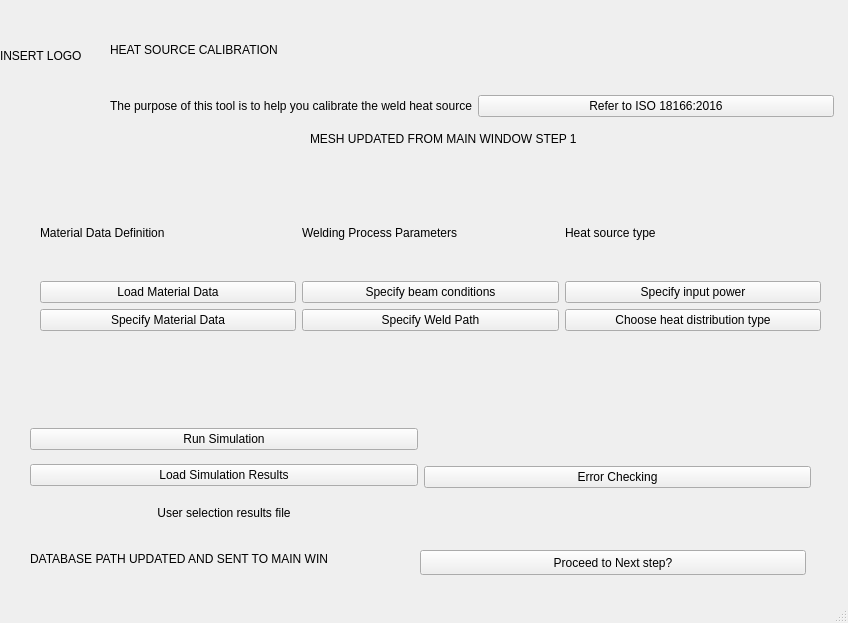
This is GUI/heatSourceCalibration.ui in j446edf/welding_workbench_mirror as Qt 5 draws it before an edit. The edited form follows.
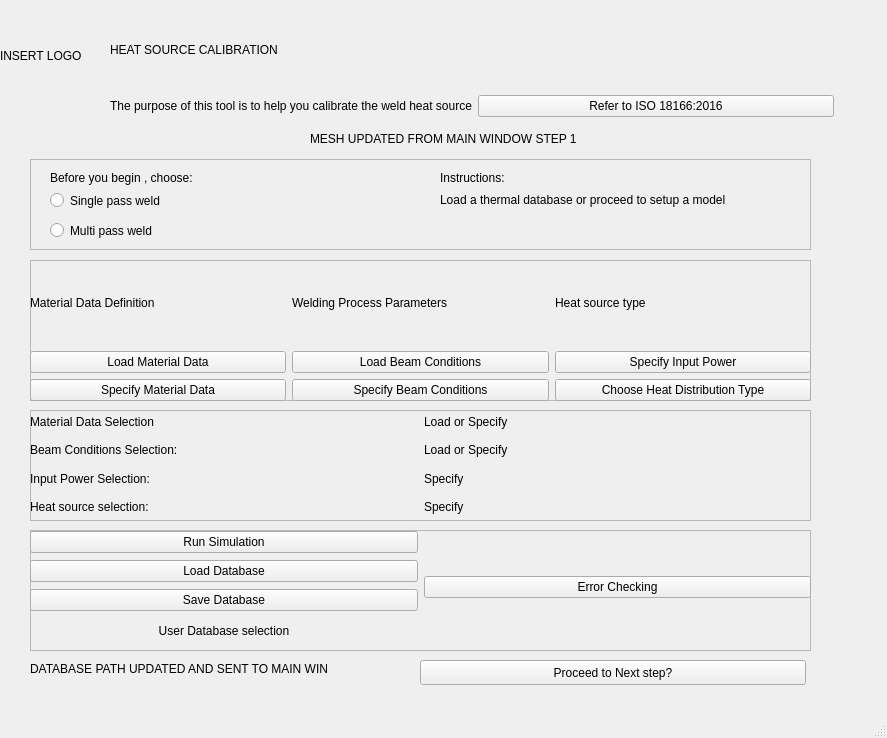
This is the edited form.

Commit message: [#12]: Added save feature for heat source calib results

The edit to the form file:
```diff
--- a/GUI/heatSourceCalibration.ui
+++ b/GUI/heatSourceCalibration.ui
@@ -6,8 +6,8 @@
    <rect>
     <x>0</x>
     <y>0</y>
-    <width>848</width>
-    <height>623</height>
+    <width>887</width>
+    <height>738</height>
    </rect>
   </property>
   <property name="windowTitle">
@@ -64,11 +64,65 @@
      <string>INSERT LOGO</string>
     </property>
    </widget>
+   <widget class="QPushButton" name="pushButton_11">
+    <property name="geometry">
+     <rect>
+      <x>420</x>
+      <y>660</y>
+      <width>386</width>
+      <height>25</height>
+     </rect>
+    </property>
+    <property name="text">
+     <string>Proceed to Next step?</string>
+    </property>
+   </widget>
+   <widget class="QLabel" name="label_8">
+    <property name="geometry">
+     <rect>
+      <x>30</x>
+      <y>660</y>
+      <width>371</width>
+      <height>17</height>
+     </rect>
+    </property>
+    <property name="text">
+     <string>DATABASE PATH UPDATED AND SENT TO MAIN WIN</string>
+    </property>
+   </widget>
+   <widget class="QLabel" name="label_7">
+    <property name="geometry">
+     <rect>
+      <x>310</x>
+      <y>130</y>
+      <width>371</width>
+      <height>17</height>
+     </rect>
+    </property>
+    <property name="text">
+     <string>MESH UPDATED FROM MAIN WINDOW STEP 1</string>
+    </property>
+   </widget>
+   <widget class="QFrame" name="frame">
+    <property name="geometry">
+     <rect>
+      <x>30</x>
+      <y>530</y>
+      <width>781</width>
+      <height>121</height>
+     </rect>
+    </property>
+    <property name="frameShape">
+     <enum>QFrame::StyledPanel</enum>
+    </property>
+    <property name="frameShadow">
+     <enum>QFrame::Raised</enum>
+    </property>
    <widget class="QWidget" name="horizontalLayoutWidget_2">
     <property name="geometry">
      <rect>
-      <x>30</x>
-      <y>420</y>
+       <x>0</x>
+       <y>0</y>
       <width>781</width>
       <height>115</height>
      </rect>
@@ -86,7 +140,14 @@
        <item>
         <widget class="QPushButton" name="pushButton_9">
          <property name="text">
-          <string>Load Simulation Results</string>
+           <string>Load Database</string>
+          </property>
+         </widget>
+        </item>
+        <item>
+         <widget class="QPushButton" name="pushButton_12">
+          <property name="text">
+           <string>Save Database</string>
          </property>
         </widget>
        </item>
@@ -99,7 +160,7 @@
           </size>
          </property>
          <property name="text">
-          <string>User selection results file</string>
+           <string>User Database selection</string>
          </property>
          <property name="alignment">
           <set>Qt::AlignCenter</set>
@@ -121,50 +182,154 @@
      </item>
     </layout>
    </widget>
-   <widget class="QPushButton" name="pushButton_11">
+   </widget>
+   <widget class="QFrame" name="frame_4">
     <property name="geometry">
      <rect>
-      <x>420</x>
-      <y>550</y>
-      <width>386</width>
-      <height>25</height>
+      <x>30</x>
+      <y>410</y>
+      <width>781</width>
+      <height>111</height>
      </rect>
     </property>
-    <property name="text">
-     <string>Proceed to Next step?</string>
+    <property name="frameShape">
+     <enum>QFrame::StyledPanel</enum>
     </property>
-   </widget>
-   <widget class="QLabel" name="label_8">
+    <property name="frameShadow">
+     <enum>QFrame::Raised</enum>
+    </property>
+    <widget class="QWidget" name="verticalLayoutWidget_3">
     <property name="geometry">
      <rect>
-      <x>30</x>
-      <y>550</y>
-      <width>371</width>
-      <height>17</height>
-     </rect>
-    </property>
+       <x>0</x>
+       <y>0</y>
+       <width>781</width>
+       <height>108</height>
+      </rect>
+     </property>
+     <layout class="QVBoxLayout" name="verticalLayout_8">
+      <item>
+       <layout class="QHBoxLayout" name="horizontalLayout_5">
+        <item>
+         <widget class="QLabel" name="label_12">
     <property name="text">
-     <string>DATABASE PATH UPDATED AND SENT TO MAIN WIN</string>
-    </property>
-   </widget>
-   <widget class="QLabel" name="label_7">
+           <string>Material Data Selection</string>
+          </property>
+         </widget>
+        </item>
+        <item>
+         <widget class="QLabel" name="label_16">
+          <property name="minimumSize">
+           <size>
+            <width>0</width>
+            <height>20</height>
+           </size>
+          </property>
+          <property name="text">
+           <string>Load or Specify</string>
+          </property>
+         </widget>
+        </item>
+       </layout>
+      </item>
+      <item>
+       <layout class="QHBoxLayout" name="horizontalLayout_6">
+        <item>
+         <widget class="QLabel" name="label_13">
+          <property name="minimumSize">
+           <size>
+            <width>0</width>
+            <height>20</height>
+           </size>
+          </property>
+          <property name="text">
+           <string>Beam Conditions Selection:</string>
+          </property>
+         </widget>
+        </item>
+        <item>
+         <widget class="QLabel" name="label_17">
+          <property name="text">
+           <string>Load or Specify</string>
+          </property>
+         </widget>
+        </item>
+       </layout>
+      </item>
+      <item>
+       <layout class="QHBoxLayout" name="horizontalLayout_7">
+        <item>
+         <widget class="QLabel" name="label_14">
+          <property name="text">
+           <string>Input Power Selection:</string>
+          </property>
+         </widget>
+        </item>
+        <item>
+         <widget class="QLabel" name="label_21">
+          <property name="enabled">
+           <bool>true</bool>
+          </property>
+          <property name="minimumSize">
+           <size>
+            <width>0</width>
+            <height>20</height>
+           </size>
+          </property>
+          <property name="text">
+           <string>Specify</string>
+          </property>
+         </widget>
+        </item>
+       </layout>
+      </item>
+      <item>
+       <layout class="QHBoxLayout" name="horizontalLayout_9">
+        <item>
+         <widget class="QLabel" name="label_15">
+          <property name="text">
+           <string>Heat source selection:</string>
+          </property>
+         </widget>
+        </item>
+        <item>
+         <widget class="QLabel" name="label_20">
+          <property name="minimumSize">
+           <size>
+            <width>0</width>
+            <height>20</height>
+           </size>
+          </property>
+          <property name="text">
+           <string>Specify</string>
+          </property>
+         </widget>
+        </item>
+       </layout>
+      </item>
+     </layout>
+    </widget>
+   </widget>
+   <widget class="QFrame" name="frame_2">
     <property name="geometry">
      <rect>
-      <x>310</x>
-      <y>130</y>
-      <width>371</width>
-      <height>17</height>
+      <x>30</x>
+      <y>260</y>
+      <width>781</width>
+      <height>141</height>
      </rect>
     </property>
-    <property name="text">
-     <string>MESH UPDATED FROM MAIN WINDOW STEP 1</string>
+    <property name="frameShape">
+     <enum>QFrame::StyledPanel</enum>
     </property>
-   </widget>
+    <property name="frameShadow">
+     <enum>QFrame::Raised</enum>
+    </property>
    <widget class="QWidget" name="horizontalLayoutWidget">
     <property name="geometry">
      <rect>
-      <x>40</x>
-      <y>190</y>
+       <x>0</x>
+       <y>0</y>
       <width>781</width>
       <height>141</height>
      </rect>
@@ -204,17 +369,17 @@
          </property>
         </widget>
        </item>
-       <item>
-        <widget class="QPushButton" name="pushButton_4">
-         <property name="text">
-          <string>Specify beam conditions</string>
-         </property>
-        </widget>
-       </item>
        <item>
         <widget class="QPushButton" name="pushButton_5">
          <property name="text">
-          <string>Specify Weld Path</string>
+           <string>Load Beam Conditions</string>
+          </property>
+         </widget>
+        </item>
+        <item>
+         <widget class="QPushButton" name="pushButton_4">
+          <property name="text">
+           <string>Specify Beam Conditions</string>
          </property>
         </widget>
        </item>
@@ -232,20 +397,102 @@
        <item>
         <widget class="QPushButton" name="pushButton_6">
          <property name="text">
-          <string>Specify input power</string>
+           <string>Specify Input Power</string>
          </property>
         </widget>
        </item>
        <item>
         <widget class="QPushButton" name="pushButton_7">
          <property name="text">
-          <string>Choose heat distribution type</string>
+           <string>Choose Heat Distribution Type</string>
          </property>
         </widget>
        </item>
       </layout>
      </item>
     </layout>
+    </widget>
+   </widget>
+   <widget class="QFrame" name="frame_3">
+    <property name="geometry">
+     <rect>
+      <x>30</x>
+      <y>159</y>
+      <width>781</width>
+      <height>91</height>
+     </rect>
+    </property>
+    <property name="frameShape">
+     <enum>QFrame::StyledPanel</enum>
+    </property>
+    <property name="frameShadow">
+     <enum>QFrame::Raised</enum>
+    </property>
+    <widget class="QRadioButton" name="radioButton">
+     <property name="geometry">
+      <rect>
+       <x>20</x>
+       <y>30</y>
+       <width>161</width>
+       <height>23</height>
+      </rect>
+     </property>
+     <property name="text">
+      <string>Single pass weld</string>
+     </property>
+    </widget>
+    <widget class="QRadioButton" name="radioButton_2">
+     <property name="geometry">
+      <rect>
+       <x>20</x>
+       <y>60</y>
+       <width>131</width>
+       <height>23</height>
+      </rect>
+     </property>
+     <property name="text">
+      <string>Multi pass weld</string>
+     </property>
+    </widget>
+    <widget class="QLabel" name="label_9">
+     <property name="geometry">
+      <rect>
+       <x>20</x>
+       <y>10</y>
+       <width>221</width>
+       <height>17</height>
+      </rect>
+     </property>
+     <property name="text">
+      <string>Before you begin , choose:</string>
+     </property>
+    </widget>
+    <widget class="QLabel" name="label_10">
+     <property name="geometry">
+      <rect>
+       <x>410</x>
+       <y>10</y>
+       <width>221</width>
+       <height>17</height>
+      </rect>
+     </property>
+     <property name="text">
+      <string>Instructions:</string>
+     </property>
+    </widget>
+    <widget class="QLabel" name="label_11">
+     <property name="geometry">
+      <rect>
+       <x>410</x>
+       <y>30</y>
+       <width>361</width>
+       <height>21</height>
+      </rect>
+     </property>
+     <property name="text">
+      <string>Load a thermal database or proceed to setup a model</string>
+     </property>
+    </widget>
    </widget>
   </widget>
   <widget class="QMenuBar" name="menubar">
```
Left out of the diff: 4 changed lines with no effect on the pictures. Lines whose indentation alone changed are shown as unchanged. The commit also changes 3 other files.
